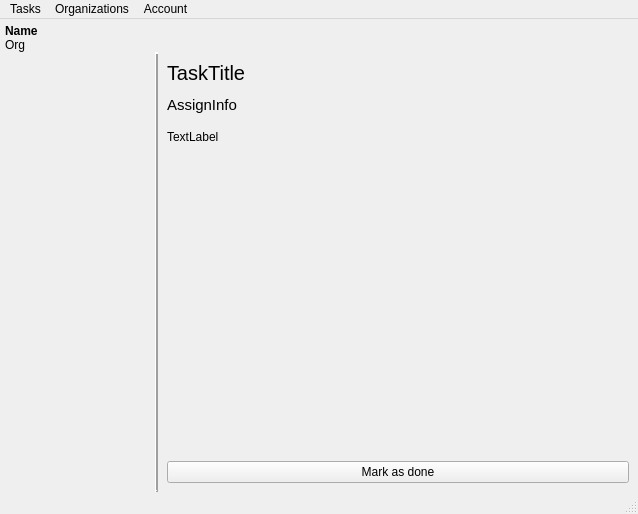
Above: src/ui/ui_files/main_window.ui from sashausoskin/taskforce before the change. Below: the same form after it.
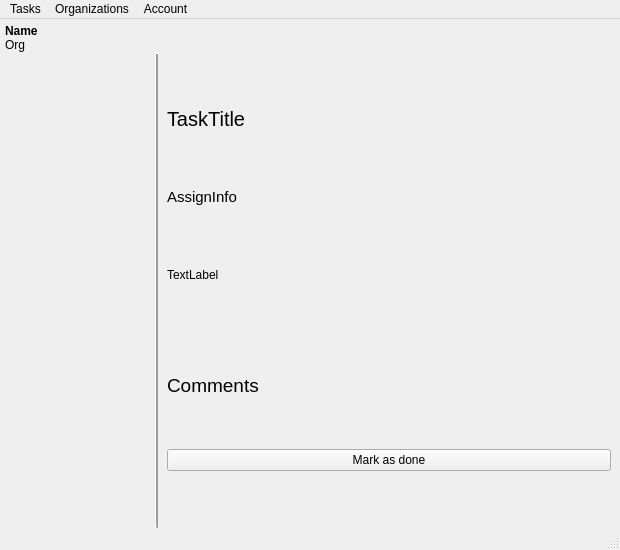
That is the form after the change.

Commit message:
ADD base for comments
Aloitettu kommentiosion työstäminen

```diff
--- a/src/ui/ui_files/main_window.ui
+++ b/src/ui/ui_files/main_window.ui
@@ -6,8 +6,8 @@
    <rect>
     <x>0</x>
     <y>0</y>
-    <width>638</width>
-    <height>514</height>
+    <width>620</width>
+    <height>550</height>
    </rect>
   </property>
   <property name="windowTitle">
@@ -36,9 +36,9 @@
     <item row="3" column="0">
      <widget class="QScrollArea" name="taskScrollArea">
       <property name="sizePolicy">
-       <sizepolicy hsizetype="Maximum" vsizetype="Expanding">
+       <sizepolicy hsizetype="Preferred" vsizetype="Expanding">
         <horstretch>0</horstretch>
-        <verstretch>0</verstretch>
+        <verstretch>1</verstretch>
        </sizepolicy>
       </property>
       <property name="minimumSize">
@@ -59,7 +59,7 @@
          <x>0</x>
          <y>0</y>
          <width>150</width>
-         <height>411</height>
+         <height>447</height>
         </rect>
        </property>
        <layout class="QVBoxLayout" name="verticalLayout">
@@ -91,6 +91,12 @@
     </item>
     <item row="2" column="2" rowspan="2">
      <widget class="QScrollArea" name="taskInfoScrollArea">
+      <property name="sizePolicy">
+       <sizepolicy hsizetype="Preferred" vsizetype="Minimum">
+        <horstretch>2</horstretch>
+        <verstretch>0</verstretch>
+       </sizepolicy>
+      </property>
       <property name="frameShape">
        <enum>QFrame::NoFrame</enum>
       </property>
@@ -98,7 +104,7 @@
        <enum>QFrame::Plain</enum>
       </property>
       <property name="horizontalScrollBarPolicy">
-       <enum>Qt::ScrollBarAlwaysOff</enum>
+       <enum>Qt::ScrollBarAsNeeded</enum>
       </property>
       <property name="sizeAdjustPolicy">
        <enum>QAbstractScrollArea::AdjustToContents</enum>
@@ -111,8 +117,8 @@
         <rect>
          <x>0</x>
          <y>0</y>
-         <width>480</width>
-         <height>431</height>
+         <width>462</width>
+         <height>467</height>
         </rect>
        </property>
        <layout class="QVBoxLayout" name="verticalLayout_2">
@@ -186,6 +192,12 @@
         </item>
         <item>
          <widget class="QLabel" name="taskDescription">
+          <property name="sizePolicy">
+           <sizepolicy hsizetype="Preferred" vsizetype="Maximum">
+            <horstretch>0</horstretch>
+            <verstretch>0</verstretch>
+           </sizepolicy>
+          </property>
           <property name="text">
            <string>TextLabel</string>
           </property>
@@ -197,6 +209,47 @@
           </property>
          </widget>
         </item>
+        <item>
+         <spacer name="verticalSpacer_4">
+          <property name="orientation">
+           <enum>Qt::Vertical</enum>
+          </property>
+          <property name="sizeType">
+           <enum>QSizePolicy::Maximum</enum>
+          </property>
+          <property name="sizeHint" stdset="0">
+           <size>
+            <width>20</width>
+            <height>40</height>
+           </size>
+          </property>
+         </spacer>
+        </item>
+        <item>
+         <widget class="QLabel" name="label">
+          <property name="sizePolicy">
+           <sizepolicy hsizetype="Preferred" vsizetype="Maximum">
+            <horstretch>0</horstretch>
+            <verstretch>0</verstretch>
+           </sizepolicy>
+          </property>
+          <property name="font">
+           <font>
+            <pointsize>14</pointsize>
+           </font>
+          </property>
+          <property name="text">
+           <string>Comments</string>
+          </property>
+         </widget>
+        </item>
+        <item>
+         <layout class="QGridLayout" name="commentArea">
+          <property name="sizeConstraint">
+           <enum>QLayout::SetMinimumSize</enum>
+          </property>
+         </layout>
+        </item>
         <item>
          <widget class="QPushButton" name="markAsDoneButton">
           <property name="text">
@@ -266,7 +319,7 @@
     <rect>
      <x>0</x>
      <y>0</y>
-     <width>638</width>
+     <width>620</width>
      <height>22</height>
     </rect>
    </property>
```
Left out of the diff: 2 changed lines with no effect on the pictures. The commit also changes 8 other files.
